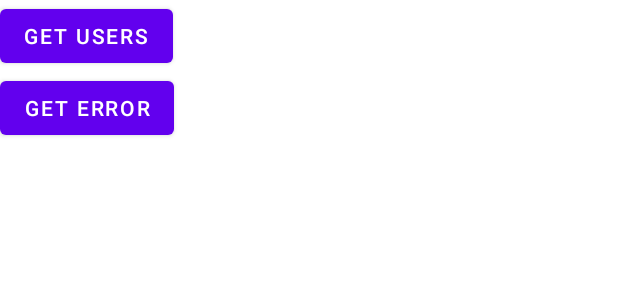
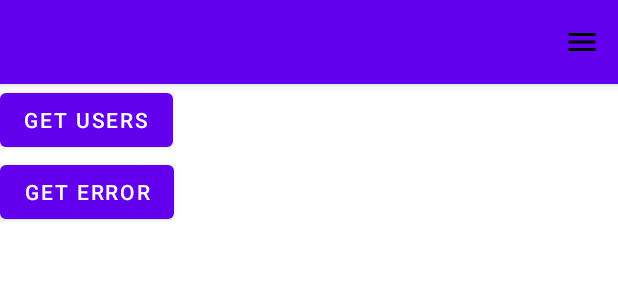
Before and after one commit to IamEgor/Android-Academy-Hackathon-App, an Android app: the layout activity_main.xml on its own in the app's theme, with its tools: preview values and no code run, on a phone screen of 412 x 824 dp. Shown: the top 300 px of the screen. Run offline under Robolectric (Android 15) with nearby library versions, the phone set to English and light mode, and no system bars.

Commit message:
Navigation Drawer and toolbar are added to main screen
Need to fix black burger at the right side

```diff
--- a/app/src/main/java/com/academy/hackathonapp/view/MainActivity.kt
+++ b/app/src/main/java/com/academy/hackathonapp/view/MainActivity.kt
@@ -1,16 +1,19 @@
 package com.academy.hackathonapp.view
 
 import android.os.Bundle
+import android.view.Menu
+import android.view.MenuItem
 import android.widget.Toast
 import androidx.appcompat.app.AppCompatActivity
+import androidx.core.view.GravityCompat
 import androidx.lifecycle.Observer
 import androidx.lifecycle.ViewModelProviders
-import com.academy.hackathonapp.R
 import com.academy.hackathonapp.data.model.Error
 import com.academy.hackathonapp.data.model.Users
 import com.academy.hackathonapp.mvvm.Status
 import com.academy.hackathonapp.mvvm.viewModel.ActivityViewModel
 import kotlinx.android.synthetic.main.activity_main.*
+
 
 class MainActivity : AppCompatActivity() {
 
@@ -18,14 +21,22 @@ class MainActivity : AppCompatActivity() {
 
     override fun onCreate(savedInstanceState: Bundle?) {
         super.onCreate(savedInstanceState)
-        setContentView(R.layout.activity_main)
+        setContentView(com.academy.hackathonapp.R.layout.activity_main)
 
         activityViewModel = ViewModelProviders.of(this).get(ActivityViewModel::class.java)
+
+
+        drawer.closeDrawer(GravityCompat.START)
+        setSupportActionBar(my_toolbar)
+
         observeGetPosts()
+
 
         buttonOneClickListener()
         buttonTwoClickListener()
     }
+
+
 
     private fun observeGetPosts() {
         activityViewModel.simpleLiveData.observe(this, Observer {
@@ -86,4 +97,17 @@ class MainActivity : AppCompatActivity() {
             Toast.makeText(applicationContext, error.errorMsg, Toast.LENGTH_SHORT).show()
         }
     }
+
+    override fun onCreateOptionsMenu(menu: Menu?): Boolean {
+
+        menuInflater.inflate(com.academy.hackathonapp.R.menu.main_menu,menu)
+        return super.onCreateOptionsMenu(menu)
+    }
+
+    override fun onOptionsItemSelected(item: MenuItem): Boolean {
+        if (drawer.isDrawerOpen(GravityCompat.START))drawer.closeDrawer(GravityCompat.START)
+        else drawer.openDrawer(GravityCompat.START)
+        return super.onOptionsItemSelected(item)
+    }
+
 }
--- /dev/null
+++ b/app/src/main/res/drawable/ic_airplay_black.xml
@@ -0,0 +1,9 @@
+<vector xmlns:android="http://schemas.android.com/apk/res/android"
+        android:width="24dp"
+        android:height="24dp"
+        android:viewportWidth="24.0"
+        android:viewportHeight="24.0">
+    <path
+        android:fillColor="#FF000000"
+        android:pathData="M6,22h12l-6,-6zM21,3H3c-1.1,0 -2,0.9 -2,2v12c0,1.1 0.9,2 2,2h4v-2H3V5h18v12h-4v2h4c1.1,0 2,-0.9 2,-2V5c0,-1.1 -0.9,-2 -2,-2z"/>
+</vector>
--- /dev/null
+++ b/app/src/main/res/drawable/ic_group_black.xml
@@ -0,0 +1,9 @@
+<vector xmlns:android="http://schemas.android.com/apk/res/android"
+        android:width="24dp"
+        android:height="24dp"
+        android:viewportWidth="24.0"
+        android:viewportHeight="24.0">
+    <path
+        android:fillColor="#FF000000"
+        android:pathData="M16,11c1.66,0 2.99,-1.34 2.99,-3S17.66,5 16,5c-1.66,0 -3,1.34 -3,3s1.34,3 3,3zM8,11c1.66,0 2.99,-1.34 2.99,-3S9.66,5 8,5C6.34,5 5,6.34 5,8s1.34,3 3,3zM8,13c-2.33,0 -7,1.17 -7,3.5L1,19h14v-2.5c0,-2.33 -4.67,-3.5 -7,-3.5zM16,13c-0.29,0 -0.62,0.02 -0.97,0.05 1.16,0.84 1.97,1.97 1.97,3.45L17,19h6v-2.5c0,-2.33 -4.67,-3.5 -7,-3.5z"/>
+</vector>
--- /dev/null
+++ b/app/src/main/res/drawable/ic_menu_black_24dp.xml
@@ -0,0 +1,9 @@
+<vector xmlns:android="http://schemas.android.com/apk/res/android"
+        android:width="24dp"
+        android:height="24dp"
+        android:viewportWidth="24.0"
+        android:viewportHeight="24.0">
+    <path
+        android:fillColor="#FF000000"
+        android:pathData="M3,18h18v-2L3,16v2zM3,13h18v-2L3,11v2zM3,6v2h18L21,6L3,6z"/>
+</vector>
--- /dev/null
+++ b/app/src/main/res/drawable/ic_sentiment_neutral_black.xml
@@ -0,0 +1,18 @@
+<vector xmlns:android="http://schemas.android.com/apk/res/android"
+        android:width="24dp"
+        android:height="24dp"
+        android:viewportWidth="24.0"
+        android:viewportHeight="24.0">
+    <path
+        android:fillColor="#FF000000"
+        android:pathData="M9,14h6v1.5H9z"/>
+    <path
+        android:fillColor="#FF000000"
+        android:pathData="M15.5,9.5m-1.5,0a1.5,1.5 0,1 1,3 0a1.5,1.5 0,1 1,-3 0"/>
+    <path
+        android:fillColor="#FF000000"
+        android:pathData="M8.5,9.5m-1.5,0a1.5,1.5 0,1 1,3 0a1.5,1.5 0,1 1,-3 0"/>
+    <path
+        android:fillColor="#FF000000"
+        android:pathData="M11.99,2C6.47,2 2,6.48 2,12s4.47,10 9.99,10C17.52,22 22,17.52 22,12S17.52,2 11.99,2zM12,20c-4.42,0 -8,-3.58 -8,-8s3.58,-8 8,-8 8,3.58 8,8 -3.58,8 -8,8z"/>
+</vector>
--- /dev/null
+++ b/app/src/main/res/drawable/ic_settings_black_24dp.xml
@@ -0,0 +1,9 @@
+<vector xmlns:android="http://schemas.android.com/apk/res/android"
+        android:width="24dp"
+        android:height="24dp"
+        android:viewportWidth="24"
+        android:viewportHeight="24">
+    <path
+        android:fillColor="#FF000000"
+        android:pathData="M19.1,12.9a2.8,2.8 0,0 0,0.1 -0.9,2.8 2.8,0 0,0 -0.1,-0.9l2.1,-1.6a0.7,0.7 0,0 0,0.1 -0.6L19.4,5.5a0.7,0.7 0,0 0,-0.6 -0.2l-2.4,1a6.5,6.5 0,0 0,-1.6 -0.9l-0.4,-2.6a0.5,0.5 0,0 0,-0.5 -0.4H10.1a0.5,0.5 0,0 0,-0.5 0.4L9.3,5.4a5.6,5.6 0,0 0,-1.7 0.9l-2.4,-1a0.4,0.4 0,0 0,-0.5 0.2l-2,3.4c-0.1,0.2 0,0.4 0.2,0.6l2,1.6a2.8,2.8 0,0 0,-0.1 0.9,2.8 2.8,0 0,0 0.1,0.9L2.8,14.5a0.7,0.7 0,0 0,-0.1 0.6l1.9,3.4a0.7,0.7 0,0 0,0.6 0.2l2.4,-1a6.5,6.5 0,0 0,1.6 0.9l0.4,2.6a0.5,0.5 0,0 0,0.5 0.4h3.8a0.5,0.5 0,0 0,0.5 -0.4l0.3,-2.6a5.6,5.6 0,0 0,1.7 -0.9l2.4,1a0.4,0.4 0,0 0,0.5 -0.2l2,-3.4c0.1,-0.2 0,-0.4 -0.2,-0.6ZM12,15.6A3.6,3.6 0,1 1,15.6 12,3.6 3.6,0 0,1 12,15.6Z"/>
+</vector>
--- a/app/src/main/res/layout/activity_main.xml
+++ b/app/src/main/res/layout/activity_main.xml
@@ -1,12 +1,42 @@
 <?xml version="1.0" encoding="utf-8"?>
-<LinearLayout xmlns:android="http://schemas.android.com/apk/res/android"
+<LinearLayout android:layout_height="match_parent"
+    android:layout_width="match_parent"
+    xmlns:android="http://schemas.android.com/apk/res/android"
     xmlns:app="http://schemas.android.com/apk/res-auto"
+    android:orientation="vertical">
+
+    <androidx.appcompat.widget.Toolbar
+        android:id="@+id/my_toolbar"
+        app:menu="@menu/main_menu"
+        android:layout_width="match_parent"
+        android:layout_height="?attr/actionBarSize"
+        style="@style/Toolbar"
+        android:elevation="4dp"
+        android:theme="@style/ThemeOverlay.MaterialComponents.Dark.ActionBar"
+
+        />
+
+<androidx.drawerlayout.widget.DrawerLayout
     xmlns:tools="http://schemas.android.com/tools"
     android:orientation="vertical"
     android:layout_width="match_parent"
     android:layout_height="match_parent"
+    android:id="@+id/drawer"
     tools:context=".view.MainActivity">
 
+
+
+    <com.google.android.material.navigation.NavigationView
+        android:id="@+id/nav_view"
+        android:layout_width="wrap_content"
+        android:layout_height="match_parent"
+        android:layout_gravity="start"
+        app:menu="@menu/drawer_menu"/>
+<LinearLayout
+    android:layout_width="wrap_content"
+    android:layout_height="wrap_content"
+    android:orientation="vertical"
+    >
     <Button
         android:id="@+id/btn_test_one"
         android:layout_width="wrap_content"
@@ -33,3 +63,7 @@
         android:layout_height="match_parent"/>
 
 </LinearLayout>
+
+</androidx.drawerlayout.widget.DrawerLayout>
+
+</LinearLayout>
--- /dev/null
+++ b/app/src/main/res/menu/drawer_menu.xml
@@ -0,0 +1,30 @@
+<?xml version="1.0" encoding="utf-8"?>
+<menu xmlns:android="http://schemas.android.com/apk/res/android">
+
+<group android:checkableBehavior="single">
+    <item
+        android:id="@+id/main_screen"
+        android:icon="@drawable/ic_airplay_black"
+        android:title="@string/main_screen"
+        />
+    <item
+        android:id="@+id/categories"
+        android:icon="@drawable/ic_group_black"
+        android:title="@string/categories"
+        />
+    <item
+        android:id="@+id/planning"
+        android:icon="@drawable/ic_sentiment_neutral_black"
+        android:title="@string/planning_spending"
+        />
+</group>
+    <item android:title="@string/settings">
+        <menu>
+            <item
+                android:id="@+id/settings"
+                android:icon="@drawable/ic_settings_black_24dp"
+                android:title="@string/settings"/>
+        </menu>
+
+    </item>
+</menu>
--- /dev/null
+++ b/app/src/main/res/menu/main_menu.xml
@@ -0,0 +1,12 @@
+<?xml version="1.0" encoding="utf-8"?>
+<menu xmlns:android="http://schemas.android.com/apk/res/android"
+    xmlns:app="http://schemas.android.com/apk/res-auto">
+
+    <item
+        android:id="@+id/action_favorite"
+        android:orderInCategory="300"
+        android:title="@string/user"
+        android:icon="@drawable/ic_menu_black_24dp"
+        app:showAsAction="ifRoom"/>
+
+</menu>
--- a/app/src/main/res/values/strings.xml
+++ b/app/src/main/res/values/strings.xml
@@ -1,3 +1,8 @@
 <resources>
     <string name="app_name">Hackathon App</string>
+    <string name="main_screen">Main screen</string>
+    <string name="categories">Categories</string>
+    <string name="planning_spending">Planning of spending</string>
+    <string name="settings">Settings</string>
+    <string name="user">User</string>
 </resources>
--- a/app/src/main/res/values/styles.xml
+++ b/app/src/main/res/values/styles.xml
@@ -1,10 +1,17 @@
 <resources>
 
     <!-- Base application theme. -->
-    <style name="AppTheme" parent="Theme.MaterialComponents.Light.DarkActionBar">
+    <style name="AppTheme" parent="Theme.MaterialComponents.Light.NoActionBar">
         <item name="colorPrimary">@color/colorPrimary</item>
         <item name="colorPrimaryDark">@color/colorPrimaryDark</item>
         <item name="colorAccent">@color/colorAccent</item>
     </style>
 
+
+    <style name="Toolbar">
+        <item name="android:textColorPrimary">@android:color/white</item>
+        <item name="android:textColorSecondary">@android:color/white</item>
+        <item name="android:background">@color/colorPrimary</item>
+    </style>
+
 </resources>
```
